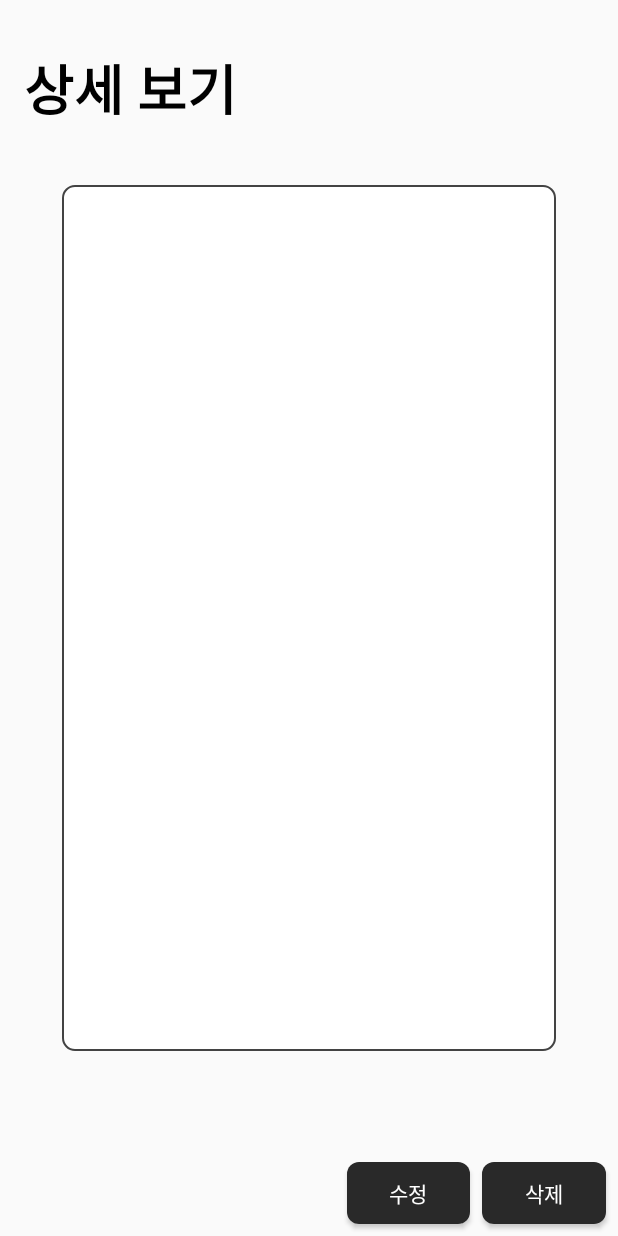
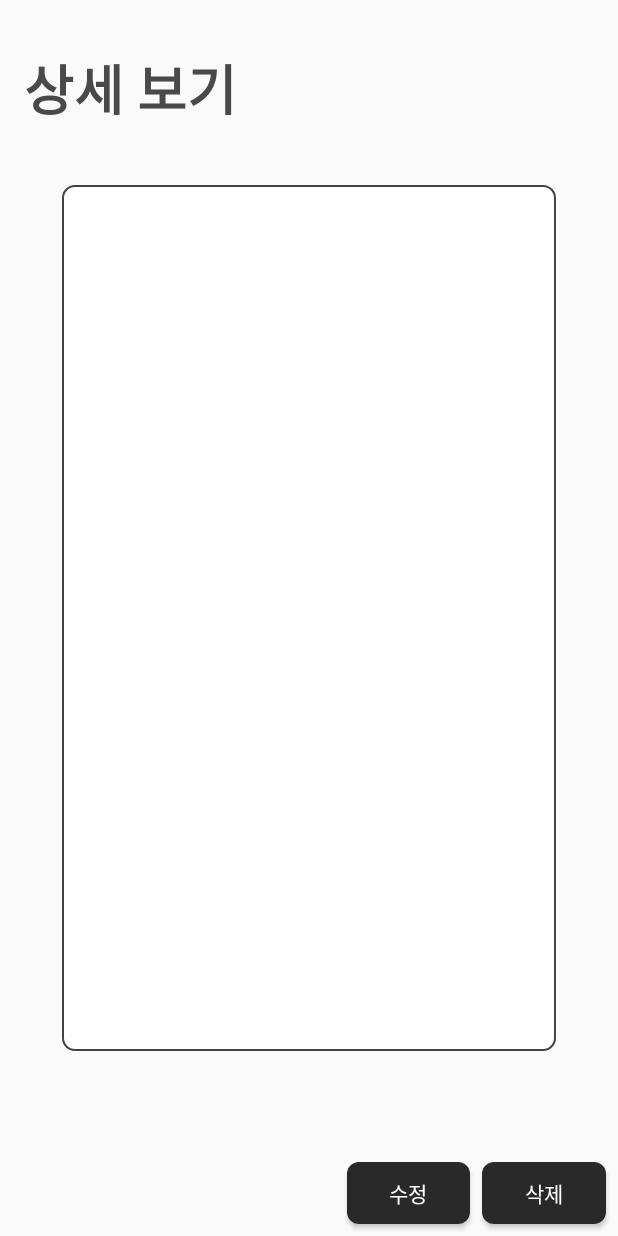
Before and after one commit to nks0614/2020-DGSW-Hackathon, an Android app: the ContentActivity screen opened directly, with no data from a screen before it, on a phone screen of 412 x 824 dp. Run offline under Robolectric (Android 15) with nearby library versions, the phone set to English and light mode, and no system bars; our stand-ins replace Room's generated code; libraries missing offline, so code that uses them is left out: com.project.simplecode.

Commit message:
[UPDATE] real finish

```diff
--- a/Android/app/src/main/res/drawable/splash_img.xml
+++ b/Android/app/src/main/res/drawable/splash_img.xml
@@ -7,6 +7,6 @@
     <item>
         <bitmap
             android:gravity="center"
-            android:src="@drawable/dgsw"/>
+            android:src="@drawable/manager" />
     </item>
 </layer-list>
--- a/Android/app/src/main/res/layout/activity_add.xml
+++ b/Android/app/src/main/res/layout/activity_add.xml
@@ -11,7 +11,7 @@
         android:layout_height="wrap_content"
         android:text="글쓰기"
         android:textSize="36sp"
-        android:textColor="#000"
+        android:textColor="#494A48"
         android:textStyle="bold"
         android:layout_marginStart="16dp"
         android:layout_marginTop="32dp"
--- a/Android/app/src/main/res/layout/activity_content.xml
+++ b/Android/app/src/main/res/layout/activity_content.xml
@@ -11,7 +11,7 @@
         android:layout_height="wrap_content"
         android:text="상세 보기"
         android:textSize="36sp"
-        android:textColor="#000"
+        android:textColor="#494A48"
         android:textStyle="bold"
         android:layout_marginStart="16dp"
         android:layout_marginTop="32dp"
--- a/Android/app/src/main/res/values/strings.xml
+++ b/Android/app/src/main/res/values/strings.xml
@@ -1,3 +1,3 @@
 <resources>
-    <string name="app_name">hackathon</string>
+    <string name="app_name">DGM</string>
 </resources>
```
Also changed, not shown: Android/app/src/main/AndroidManifest.xml (+4 -3 lines), Android/app/src/main/res/drawable-hdpi/manager.png (added), Android/app/src/main/res/drawable-ldpi/manager.png (added), Android/app/src/main/res/drawable-mdpi/manager.png (added), Android/app/src/main/res/drawable-xhdpi/manager.png (added), Android/app/src/main/res/drawable-xxhdpi/manager.png (added), Android/app/src/main/res/drawable-xxxhdpi/manager.png (added), Android/app/src/main/res/drawable/dgsw.PNG (deleted).
